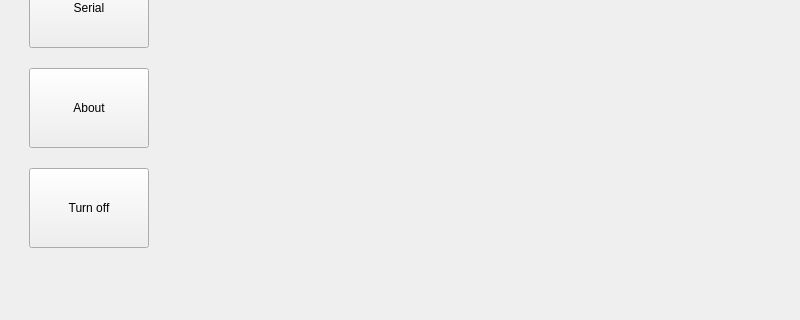
PandoraBoxx/Pandora, file mainWindow.ui: the form before one commit; both pictures show x 0 to 800 and y 160 to 480 of the 800 by 480 pixel window.
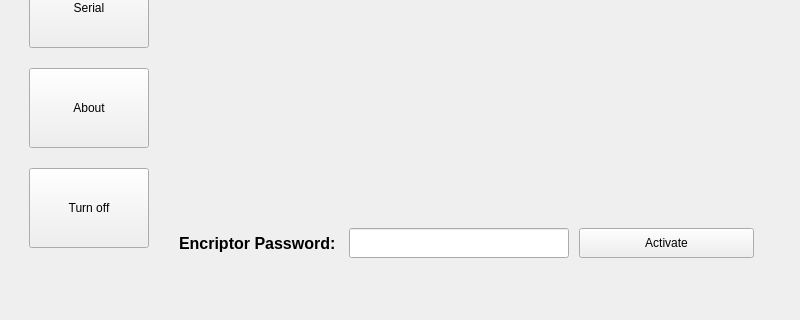
The form after the commit.

Commit message: changed private/public key related settings to aboutSettings for consistency

The edit to the form file:
```diff
--- a/mainWindow.ui
+++ b/mainWindow.ui
@@ -1273,6 +1273,52 @@
          <string/>
         </property>
        </widget>
+       <widget class="QLabel" name="passwordLabel">
+        <property name="geometry">
+         <rect>
+          <x>20</x>
+          <y>290</y>
+          <width>160</width>
+          <height>30</height>
+         </rect>
+        </property>
+        <property name="font">
+         <font>
+          <pointsize>12</pointsize>
+          <weight>75</weight>
+          <bold>true</bold>
+         </font>
+        </property>
+        <property name="text">
+         <string>Encriptor Password:</string>
+        </property>
+       </widget>
+       <widget class="QLineEdit" name="passwordLEdit">
+        <property name="geometry">
+         <rect>
+          <x>190</x>
+          <y>290</y>
+          <width>220</width>
+          <height>30</height>
+         </rect>
+        </property>
+        <property name="echoMode">
+         <enum>QLineEdit::Password</enum>
+        </property>
+       </widget>
+       <widget class="QPushButton" name="passwordButn">
+        <property name="geometry">
+         <rect>
+          <x>420</x>
+          <y>290</y>
+          <width>175</width>
+          <height>30</height>
+         </rect>
+        </property>
+        <property name="text">
+         <string>Activate</string>
+        </property>
+       </widget>
       </widget>
      </widget>
      <widget class="QPushButton" name="setSerialButn">
```
Left out of the diff: 2 changed lines with no effect on the pictures. The commit also changes 2 other files.
